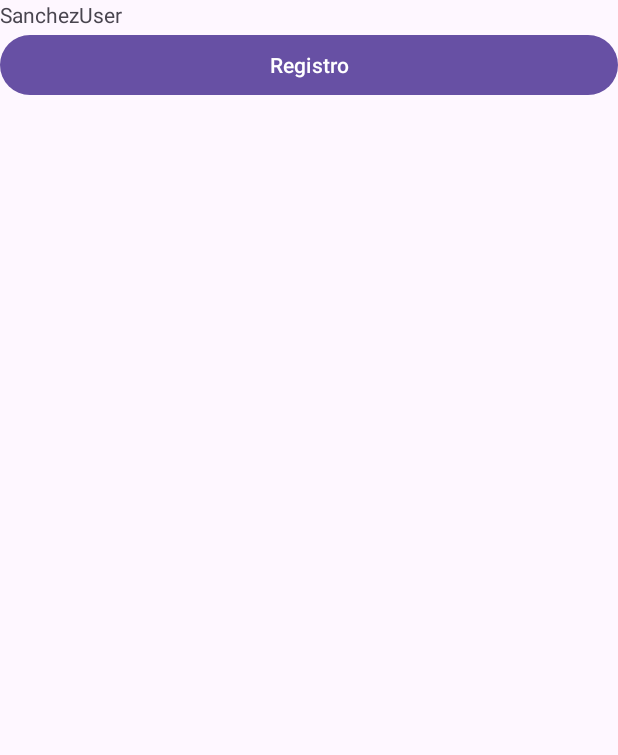
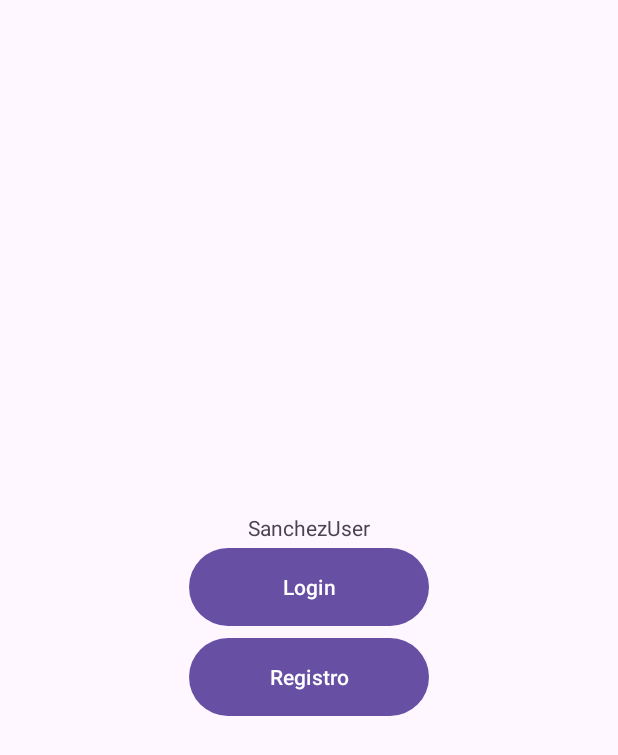
Before and after one commit to SantiagoSanchezGiraldo/Clase_1-DM, an Android app: the screen it shows after launch (MainActivity), on a phone screen of 412 x 824 dp. Shown: the top 755 px of the screen. Run offline under Robolectric (Android 15) with nearby library versions, the phone set to English and light mode, and no system bars; 5 statements that could not run were skipped.

```diff
--- a/app/src/main/java/com/app_1santisg/MainActivity.java
+++ b/app/src/main/java/com/app_1santisg/MainActivity.java
@@ -30,6 +30,7 @@ public class MainActivity extends AppCompatActivity {
         btn1.setOnClickListener(new View.setOnClickListener(){
             @Override
             public void onClick(View view){
+
                 NombreUser.setText("Se ha registrado");
             }
         });
@@ -37,6 +38,7 @@ public class MainActivity extends AppCompatActivity {
         btn2.setOnClickListener(new View.setOnClickListener(){
             @Override
             public void onClick(View view){
+
                 NombreUser.setText("Se ha Logeado");
             }
         });
--- a/app/src/main/res/layout/activity_main.xml
+++ b/app/src/main/res/layout/activity_main.xml
@@ -5,17 +5,18 @@
     android:layout_width="match_parent"
     android:layout_height="match_parent"
     android:orientation="vertical"
+    android:gravity="center"
     tools:context=".MainActivity">
 
     <LinearLayout
         android:layout_width="match_parent"
         android:layout_height="wrap_content"
-        android:orientation="vertical"
-        android:layout_gravity="center">
+        android:orientation="vertical">
 
         <TextView
             android:layout_width="match_parent"
             android:layout_height="wrap_content"
+            android:gravity="center"
             android:id="@+id/user"
             android:text="@string/user"
         />
@@ -25,22 +26,21 @@
     <LinearLayout
         android:layout_width="match_parent"
         android:layout_height="wrap_content"
-        android:orientation="horizontal"
-        android:layout_gravity="center">
+        android:gravity="center"
+        android:orientation="vertical">
 
         <Button
-            android:layout_width="match_parent"
-            android:layout_height="wrap_content"
-            android:id="@+id/btn1"
-            android:text="@string/btn1"
-        ></Button>
+            android:id="@+id/btn2"
+            android:layout_width="160dp"
+            android:layout_height="60dp"
+            android:text="@string/btn2"></Button>
 
         <Button
-            android:layout_width="match_parent"
-            android:layout_height="wrap_content"
-            android:id="@+id/btn2"
-            android:text="@string/btn2"
-        ></Button>
+            android:id="@+id/btn1"
+            android:layout_width="160dp"
+            android:layout_height="60dp"
+            android:text="@string/btn1"></Button>
+
     </LinearLayout>
 
 </LinearLayout>
```
